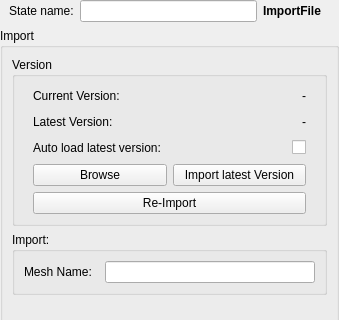
First picture: the form in SynthEyes/Scripts/StateManagerNodes/StateUserInterfaces/Synth_ImportMesh.ui, repository AltaArts/SynthEyes_Integration--Prism-Plugin, before the edit; both pictures show x 0 to 339 and y 0 to 320 of the 339 by 600 pixel window.
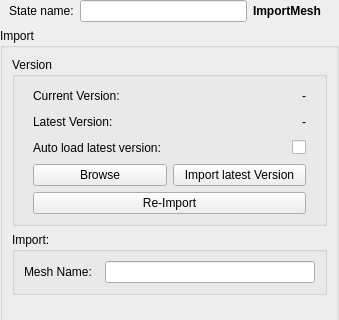
Second picture: the form after the edit.

What changed in the file:
```diff
--- a/SynthEyes/Scripts/StateManagerNodes/StateUserInterfaces/Synth_ImportMesh.ui
+++ b/SynthEyes/Scripts/StateManagerNodes/StateUserInterfaces/Synth_ImportMesh.ui
@@ -72,7 +72,7 @@
          </font>
         </property>
         <property name="text">
-         <string>ImportFile</string>
+         <string>ImportMesh</string>
         </property>
        </widget>
       </item>
```
Left out of the diff: 4 changed lines with no effect on the pictures.
